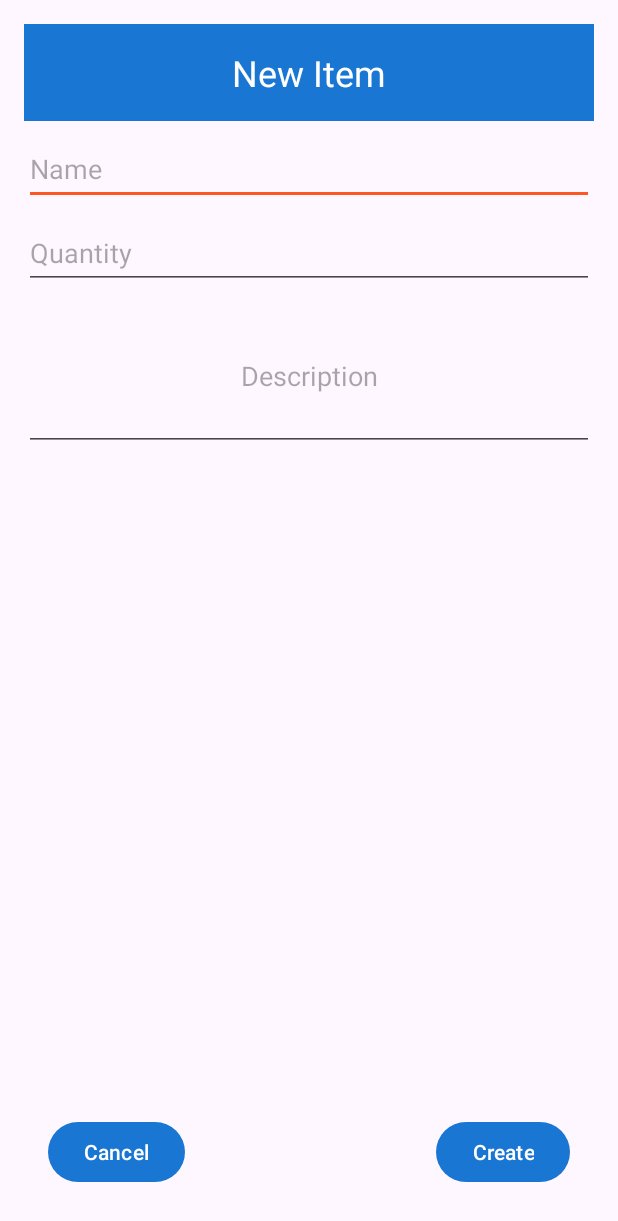
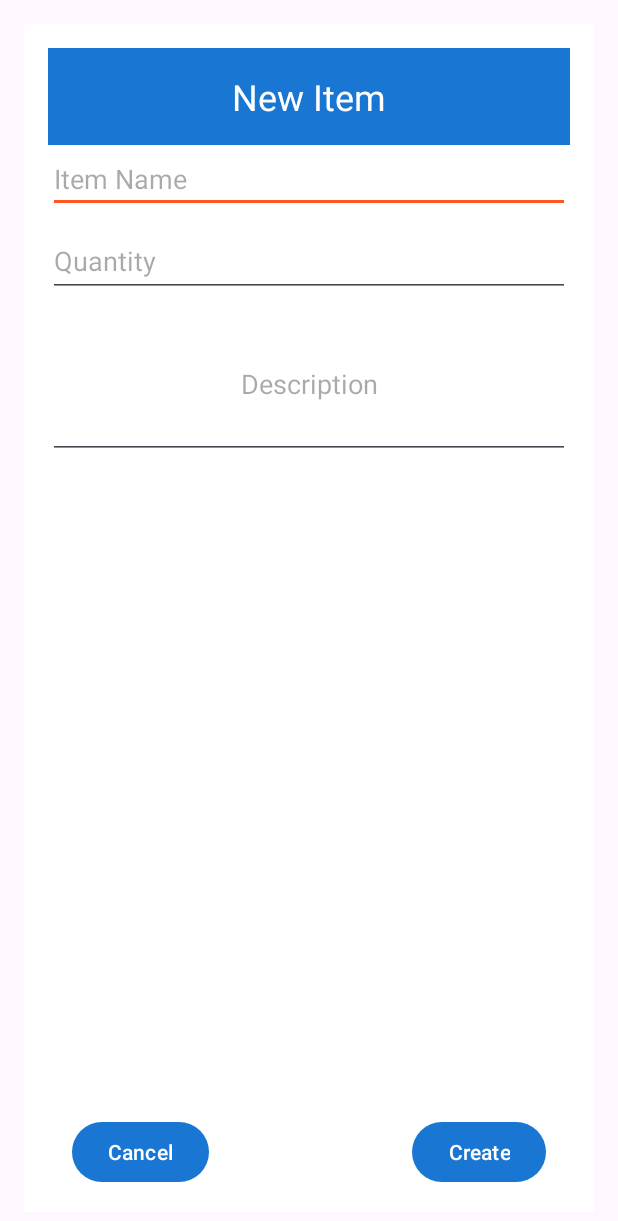
Before and after one commit to PurePotato/SNHUMobileArchDesign, an Android app: the fragment NewItemFragment shown on its own in the app's theme, on a phone screen of 412 x 824 dp. Shown: the top 1221 px of the screen. Run offline under Robolectric (Android 15) with nearby library versions, the phone set to English and light mode, and no system bars.

Commit message:
fixed and relocated the Add button implemented the increase and decrease code to show on screen and in database add background to main screen added another sms but unsure if it is actually working

```diff
--- a/app/src/main/java/com/example/itemmanagment/ItemManagementDatabase.java
+++ b/app/src/main/java/com/example/itemmanagment/ItemManagementDatabase.java
@@ -14,11 +14,10 @@ public class ItemManagementDatabase extends SQLiteOpenHelper {
 
     private static final String databaseName = "ItemManagement.db";
     private static final int version = 1;
-    private final Context context;
+   // private final Context context;
 
     public ItemManagementDatabase(Context context){
         super(context,databaseName,null,version);
-        this.context = context;
     }
 
 
--- a/app/src/main/java/com/example/itemmanagment/NewItemFragment.java
+++ b/app/src/main/java/com/example/itemmanagment/NewItemFragment.java
@@ -6,6 +6,8 @@ import android.database.sqlite.SQLiteDatabase;
 import android.os.Bundle;
 
 import androidx.fragment.app.Fragment;
+
+import android.widget.RelativeLayout;
 import android.widget.Toast;
 import android.view.LayoutInflater;
 import android.view.View;
@@ -50,6 +52,7 @@ public class NewItemFragment extends Fragment {
     //End Default Extend Fragment code
     private ItemManagementDatabase dbHelper;
     private EditText itemNameEditText, itemCountEditText, itemDescriptionEditTextMultiLine;
+    private View overlayView;
     public NewItemFragment() {
         // Required empty public constructor
     }
@@ -68,6 +71,8 @@ public class NewItemFragment extends Fragment {
                              Bundle savedInstanceState) {
         // Inflate the layout for this fragment
         View view = inflater.inflate(R.layout.fragment_new_item, container, false);
+        overlayView = view.findViewById(R.id.overlayView);
+        RelativeLayout mainContentLayout = view.findViewById(R.id.mainContentLayout);
 
         itemNameEditText = view.findViewById(R.id.itemNameEditText);
         itemCountEditText= view.findViewById(R.id.itemCountEditText);
@@ -102,7 +107,22 @@ public class NewItemFragment extends Fragment {
 
         });
 
+        mainContentLayout.setOnClickListener(new View.OnClickListener() {
+            @Override
+            public void onClick(View v) {
+                toggleOverlayVisibility();
+            }
+        });
+
         return view;
+    }
+
+    private void toggleOverlayVisibility() {
+        if (overlayView.getVisibility() == View.VISIBLE) {
+            overlayView.setVisibility(View.GONE);
+        } else {
+            overlayView.setVisibility(View.VISIBLE);
+        }
     }
 
     private boolean createItem(String itemName, String description, int quantity) {
@@ -139,4 +159,6 @@ public class NewItemFragment extends Fragment {
         }
 
     }
+
+
 }
--- a/app/src/main/res/layout/database_viewer.xml
+++ b/app/src/main/res/layout/database_viewer.xml
@@ -31,9 +31,8 @@
         android:id="@+id/addButton"
         android:layout_width="wrap_content"
         android:layout_height="wrap_content"
-        android:layout_below="@id/dataRecyclerView"
         android:layout_alignParentEnd="true"
-        android:layout_marginTop="-54dp"
+        android:layout_marginTop="8dp"
         android:layout_marginEnd="15dp"
         android:backgroundTint="@color/deep_orange"
         android:text="Add" />
--- a/app/src/main/res/layout/fragment_new_item.xml
+++ b/app/src/main/res/layout/fragment_new_item.xml
@@ -1,7 +1,17 @@
+<FrameLayout xmlns:android="http://schemas.android.com/apk/res/android"
+    xmlns:tools="http://schemas.android.com/tools"
+    android:layout_width="match_parent"
+    android:layout_height="match_parent">
+
+    <!-- Main content of your fragment -->
     <RelativeLayout
-    xmlns:android="http://schemas.android.com/apk/res/android"
+        android:id="@+id/mainContentLayout"
         android:layout_width="match_parent"
-    android:layout_height="match_parent"
+        android:layout_height="wrap_content"
+        android:layout_gravity="center"
+        android:layout_margin="16dp"
+        android:background="@android:color/white"
+        android:orientation="vertical"
         android:padding="16dp">
 
         <TextView
@@ -15,14 +25,14 @@
             android:textColor="@color/white"
             android:textSize="24sp" />
 
+        <!-- Your existing views go here -->
+
         <EditText
             android:id="@+id/itemNameEditText"
             android:layout_width="match_parent"
             android:layout_height="wrap_content"
-        android:layout_below="@id/headerTextView"
-        android:hint="@string/itemName"
-        android:minHeight="48dp"
-        android:layout_marginTop="8dp" />
+            android:hint="Item Name"
+            android:layout_below="@id/headerTextView"/>
 
         <EditText
             android:id="@+id/itemCountEditText"
@@ -63,5 +73,14 @@
             android:text="@string/create"
             android:layout_marginEnd="16dp"
             android:layout_marginBottom="16dp"/>
+    </RelativeLayout>
 
-</RelativeLayout>
+    <!-- Semi-transparent overlay -->
+    <View
+        android:id="@+id/overlayView"
+        android:layout_width="match_parent"
+        android:layout_height="match_parent"
+        android:background="#80000000"
+        android:visibility="gone" />
+
+</FrameLayout>
```
Also changed, not shown: app/src/main/AndroidManifest.xml (+11 -0 lines), app/src/main/java/com/example/itemmanagment/DataAdapter.java (+59 -12 lines), app/src/main/java/com/example/itemmanagment/DataItem.java (+5 -2 lines), app/src/main/java/com/example/itemmanagment/DatabaseViewer.java (+6 -4 lines), app/src/main/java/com/example/itemmanagment/MainActivity.java (+16 -1 lines), app/src/main/res/layout/activity_main.xml (+12 -8 lines), app/src/main/res/layout/card_item.xml (+21 -14 lines). Lines whose indentation alone changed are shown as unchanged.
